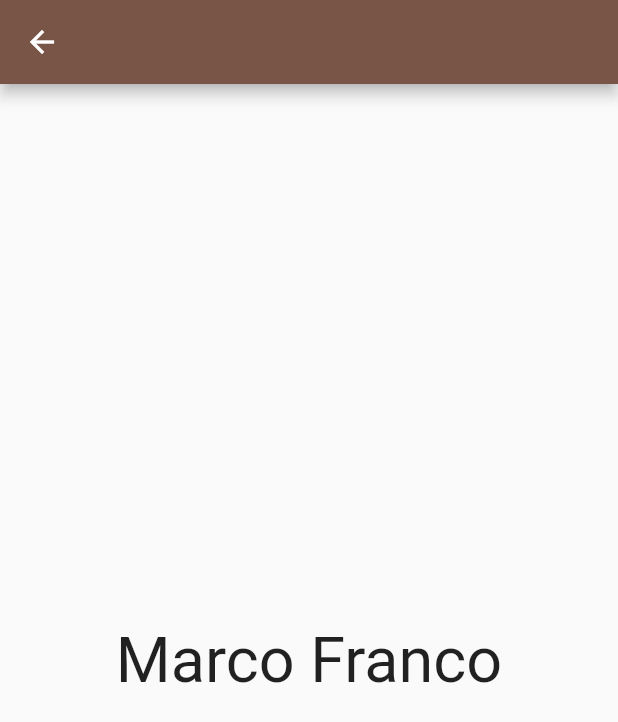
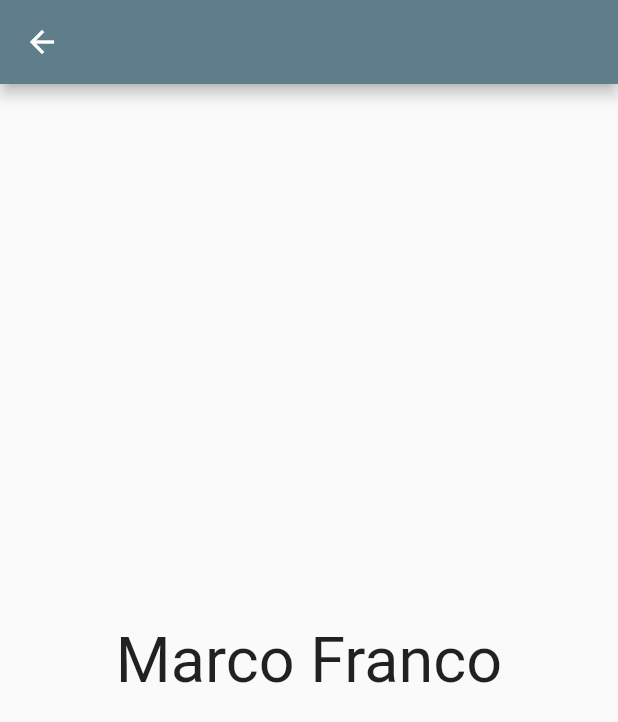
Before and after one commit to igonzarec/ikon_address_book, a Flutter app: the screen it shows after launch, after a tap on "Marco Franco", on a phone screen of 412 x 824 dp. Shown: the top 722 px of the screen. Run offline on Flutter 3.47's test engine with Material 2 defaults, Android fonts, the phone set to English and light mode, and no system bars.

Commit message:
Defined a theme and updated constants and readme files

```diff
--- a/lib/constants/constants.dart
+++ b/lib/constants/constants.dart
@@ -1,3 +1,10 @@
+import 'package:flutter/material.dart';
+
 class Constants {
   static const double contactNameScaleFactor = 2;
+  static const double contactScreenNameScaleFactor = 3;
+  static const double optionalHeaderScaleFactor = .6;
+  static const double optionalFooterScaleFactor = 1.5;
+  static const double titleScaleFactor = 1;
+  static const Color themeColor = Colors.blueGrey;
 }
--- a/lib/main.dart
+++ b/lib/main.dart
@@ -1,4 +1,5 @@
 import 'package:flutter/material.dart';
+import 'package:ikon_address_book/constants/constants.dart';
 import 'package:ikon_address_book/screens/group_view.dart';
 import 'package:ikon_address_book/services/contacts_service.dart';
 
@@ -15,9 +16,13 @@ class MyApp extends StatelessWidget {
       debugShowCheckedModeBanner: false,
       title: 'Ikon addres book',
       theme: ThemeData(
-        primarySwatch: Colors.brown,
+        primarySwatch: Constants.themeColor,
       ),
-      home: GroupView(_contactsService.getContacts()),
+      home: GroupView(
+        _contactsService.getContacts(),
+        header: 'Optional header',
+        footer: "Optional footer",
+      ),
     );
   }
 }
--- /dev/null
+++ b/lib/models/named_element.dart
@@ -0,0 +1,3 @@
+abstract class NamedElement {
+  String getName();
+}
--- a/lib/screens/contact_details.dart
+++ b/lib/screens/contact_details.dart
@@ -1,8 +1,9 @@
 import 'package:flutter/material.dart';
+import 'package:ikon_address_book/constants/constants.dart';
 
 class ContactNameDetails extends StatelessWidget {
-  const ContactNameDetails(this.contactName, {Key key}) : super(key: key);
-  final String contactName;
+  const ContactNameDetails(this._contactName, {Key key}) : super(key: key);
+  final String _contactName;
 
   @override
   Widget build(BuildContext context) {
@@ -10,8 +11,8 @@ class ContactNameDetails extends StatelessWidget {
       appBar: AppBar(),
       body: Center(
         child: Text(
-          contactName,
-          textScaleFactor: 3,
+          _contactName,
+          textScaleFactor: Constants.contactScreenNameScaleFactor,
         ),
       ),
     );
--- a/lib/screens/group_view.dart
+++ b/lib/screens/group_view.dart
@@ -1,32 +1,74 @@
 import 'package:flutter/cupertino.dart';
 import 'package:flutter/material.dart';
+import 'package:ikon_address_book/constants/constants.dart';
+import 'package:ikon_address_book/models/named_element.dart';
 import 'package:ikon_address_book/widgets/contact_name_widget.dart';
 
-class GroupView extends StatefulWidget {
-  GroupView(this._contactNames, {Key key}) : super(key: key);
+class GroupView<T extends NamedElement> extends StatefulWidget {
+  GroupView(this._contacts, {Key key, this.header: "", this.footer: ""})
+      : super(key: key);
 
-  final List<String> _contactNames;
+  final List<T> _contacts;
+  final String header, footer;
 
   @override
   _GroupViewState createState() => _GroupViewState();
 }
 
-class _GroupViewState extends State<GroupView> {
+class _GroupViewState<T extends NamedElement> extends State<GroupView> {
   bool _isSearchActive = false;
-  Iterable<String> _suggestions = [];
+  Iterable<T> _suggestions = [];
   String hintText = 'Type in here to search and filter';
-
-  @override
-  void initState() {
-    super.initState();
-  }
 
   @override
   Widget build(BuildContext context) {
     return Scaffold(
       body: CustomScrollView(
         slivers: [
-          SliverAppBar(
+          buildSliverAppBar(),
+          buildSliverList(),
+        ],
+      ),
+      bottomNavigationBar: widget.footer.isNotEmpty
+          ? BottomAppBar(
+              child: Text(
+                widget.footer,
+                textScaleFactor: Constants.optionalFooterScaleFactor,
+                style: TextStyle(color: Colors.white, height: 2),
+                textAlign: TextAlign.center,
+              ),
+        color: Constants.themeColor,
+            )
+          : null,
+    );
+  }
+
+  SliverList buildSliverList() {
+    return !_isSearchActive
+        ? SliverList(
+            delegate: SliverChildBuilderDelegate(
+              (BuildContext context, int index) {
+                return ContactNameWidget(
+                  widget._contacts[index].getName(),
+                );
+              },
+              childCount: widget._contacts.length,
+            ),
+          )
+        : SliverList(
+            delegate: SliverChildBuilderDelegate(
+              (BuildContext context, int index) {
+                return ContactNameWidget(
+                  _suggestions.elementAt(index).getName(),
+                );
+              },
+              childCount: _suggestions.length,
+            ),
+          );
+  }
+
+  SliverAppBar buildSliverAppBar() {
+    return SliverAppBar(
       floating: false,
       pinned: true,
       collapsedHeight: 100,
@@ -37,7 +79,8 @@ class _GroupViewState extends State<GroupView> {
           child: Column(
             mainAxisAlignment: MainAxisAlignment.spaceAround,
             children: [
-                    Text('My Address book'),
+              if(widget.header.isNotEmpty) Text(widget.header, textScaleFactor: Constants.optionalHeaderScaleFactor,),
+              if(widget.header.isNotEmpty) Text("Address book", textScaleFactor: Constants.titleScaleFactor,),
               ConstrainedBox(
                 constraints: BoxConstraints(minHeight: 30),
                 child: Container(
@@ -66,15 +109,13 @@ class _GroupViewState extends State<GroupView> {
                         fillColor: Colors.white,
                         focusColor: Colors.white,
                         enabledBorder: OutlineInputBorder(
-                                  borderRadius: const BorderRadius.all(
-                                      Radius.circular(10.0)),
-                                  borderSide:
-                                      BorderSide(style: BorderStyle.none)),
+                            borderRadius:
+                                const BorderRadius.all(Radius.circular(10.0)),
+                            borderSide: BorderSide(style: BorderStyle.none)),
                         focusedBorder: OutlineInputBorder(
-                                  borderRadius: const BorderRadius.all(
-                                      Radius.circular(10.0)),
-                                  borderSide:
-                                      BorderSide(style: BorderStyle.none)),
+                            borderRadius:
+                                const BorderRadius.all(Radius.circular(10.0)),
+                            borderSide: BorderSide(style: BorderStyle.none)),
                         contentPadding: EdgeInsets.all(5),
                         counterText: "",
                       ),
@@ -87,9 +128,10 @@ class _GroupViewState extends State<GroupView> {
                         }
                         setState(
                           () {
-                                  _suggestions = widget._contactNames.where(
-                                    (contactName) {
-                                      return contactName
+                            _suggestions = widget._contacts.where(
+                              (contact) {
+                                return contact
+                                    .getName()
                                     .toLowerCase()
                                     .contains(input.toLowerCase());
                               },
@@ -102,7 +144,7 @@ class _GroupViewState extends State<GroupView> {
                 ),
               ),
               if (_isSearchActive &&
-                        _suggestions.length != widget._contactNames.length)
+                  _suggestions.length != widget._contacts.length)
                 Text(
                   'Search matches: ${_suggestions.length}',
                   style: TextStyle(
@@ -115,30 +157,6 @@ class _GroupViewState extends State<GroupView> {
         ),
         centerTitle: true,
       ),
-          ),
-          !_isSearchActive
-              ? SliverList(
-                  delegate: SliverChildBuilderDelegate(
-                    (BuildContext context, int index) {
-                      return ContactNameWidget(
-                        widget._contactNames[index],
-                      );
-                    },
-                    childCount: widget._contactNames.length,
-                  ),
-                )
-              : SliverList(
-                  delegate: SliverChildBuilderDelegate(
-                    (BuildContext context, int index) {
-                      return ContactNameWidget(
-                        _suggestions.elementAt(index),
-                      );
-                    },
-                    childCount: _suggestions.length,
-                  ),
-                ),
-        ],
-      ),
     );
   }
 }
--- a/lib/services/contacts_service.dart
+++ b/lib/services/contacts_service.dart
@@ -1,20 +1,34 @@
+import 'package:ikon_address_book/models/named_element.dart';
+
 class ContactsService {
-  List<String> getContacts() {
-    final contacts = <String>[
-      'Marco Franco',
-      'Raul Alday',
-      'Jessica Alba',
-      'Roger Waters',
-      'Darth Vader',
-      'Homer Simpson',
-      'Bill Gates',
-      'Elon Musk',
-      'Enrique Peña',
-      'Angeles Rodriguez',
-      'Monica Alvarado',
-      'Estrella Fugaz',
-      'Juana Lopez',
+  List<NamedElement> getContacts() {
+    final contacts = <NamedElement>[
+      Contact('Marco Franco'),
+      Contact ('Raul Alday'),
+      Contact ('Jessica Alba'),
+      Contact ('Roger Waters'),
+      Contact ('Darth Vader'),
+      Contact ('Homer Simpson'),
+      Contact ('Bill Gates'),
+      Contact ('Elon Musk'),
+      Contact ('Enrique Peña'),
+      Contact ('Angeles Rodriguez'),
+      Contact ('Monica Alvarado'),
+      Contact ('Estrella Fugaz'),
+      Contact ('Juana Lopez'),
     ];
     return contacts;
   }
 }
+
+class Contact extends NamedElement {
+  final String name;
+
+  Contact(this.name);
+
+  @override
+  String getName() {
+    return name;
+  }
+
+}
--- a/lib/widgets/contact_name_widget.dart
+++ b/lib/widgets/contact_name_widget.dart
@@ -3,11 +3,10 @@ import 'package:ikon_address_book/constants/constants.dart';
 import 'package:ikon_address_book/screens/contact_details.dart';
 
 class ContactNameWidget extends StatelessWidget {
-  const ContactNameWidget(this._contactName, {Key key, this.header : "", this.footer : ""})
+  const ContactNameWidget(this._contactName, {Key key,})
       : super(key: key);
 
-  final String header, footer, _contactName;
-
+  final String _contactName;
   @override
   Widget build(BuildContext context) {
     return InkWell(
@@ -22,10 +21,15 @@ class ContactNameWidget extends StatelessWidget {
           padding: const EdgeInsets.all(20.0),
           child: Column(
             children: [
-              Text('$header', textScaleFactor: 1.5,),
-              Text('$_contactName', textAlign: TextAlign.center,
-                  textScaleFactor: Constants.contactNameScaleFactor),
-              Text('$footer', textScaleFactor: 1),
+              Row(
+                crossAxisAlignment: CrossAxisAlignment.center,
+                children: [
+                  Text('$_contactName', textAlign: TextAlign.center,
+                      textScaleFactor: Constants.contactNameScaleFactor),
+                  Spacer(),
+                  Icon(Icons.navigate_next_sharp)
+                ],
+              ),
             ],
           ),
         ),
```
Also changed, not shown: 1 other file. Lines whose indentation alone changed are shown as unchanged.
